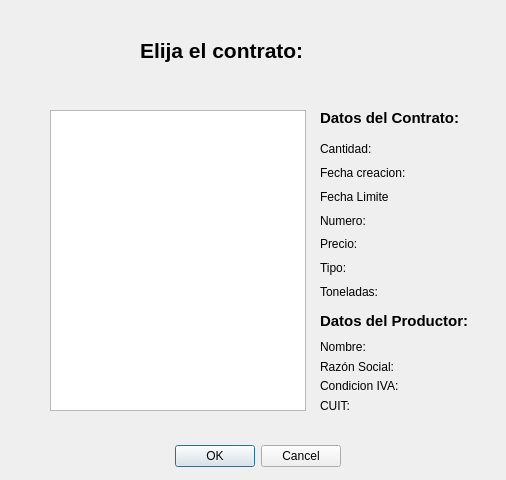
Above: gui_contratos_cdp_elegir.ui from Jose-Cisneros/MoliTec before the change. Below: the same form after it.
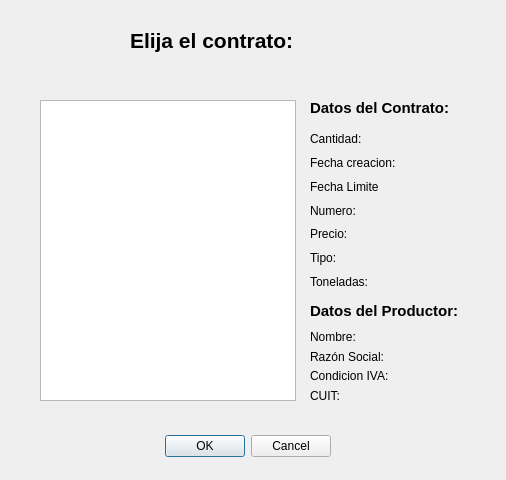
That is the form after the change.

```diff
--- a/gui_contratos_cdp_elegir.ui
+++ b/gui_contratos_cdp_elegir.ui
@@ -16,8 +16,8 @@
   <widget class="QDialogButtonBox" name="buttonBox">
    <property name="geometry">
     <rect>
-     <x>10</x>
-     <y>440</y>
+     <x>0</x>
+     <y>430</y>
      <width>331</width>
      <height>32</height>
     </rect>
@@ -32,8 +32,8 @@
   <widget class="QLabel" name="label">
    <property name="geometry">
     <rect>
-     <x>140</x>
-     <y>20</y>
+     <x>130</x>
+     <y>10</y>
      <width>251</width>
      <height>61</height>
     </rect>
@@ -52,8 +52,8 @@
   <widget class="QListWidget" name="listWidget">
    <property name="geometry">
     <rect>
-     <x>50</x>
-     <y>110</y>
+     <x>40</x>
+     <y>100</y>
      <width>256</width>
      <height>301</height>
     </rect>
@@ -62,8 +62,8 @@
   <widget class="QWidget" name="layoutWidget">
    <property name="geometry">
     <rect>
-     <x>320</x>
-     <y>340</y>
+     <x>310</x>
+     <y>330</y>
      <width>141</width>
      <height>72</height>
     </rect>
@@ -102,8 +102,8 @@
   <widget class="QWidget" name="layoutWidget_2">
    <property name="geometry">
     <rect>
-     <x>320</x>
-     <y>140</y>
+     <x>310</x>
+     <y>130</y>
      <width>151</width>
      <height>161</height>
     </rect>
@@ -163,8 +163,8 @@
   <widget class="QLabel" name="label_10">
    <property name="geometry">
     <rect>
-     <x>320</x>
-     <y>110</y>
+     <x>310</x>
+     <y>100</y>
      <width>151</width>
      <height>16</height>
     </rect>
@@ -183,8 +183,8 @@
   <widget class="QLabel" name="label_3">
    <property name="geometry">
     <rect>
-     <x>320</x>
-     <y>300</y>
+     <x>310</x>
+     <y>290</y>
      <width>161</width>
      <height>41</height>
     </rect>
```
